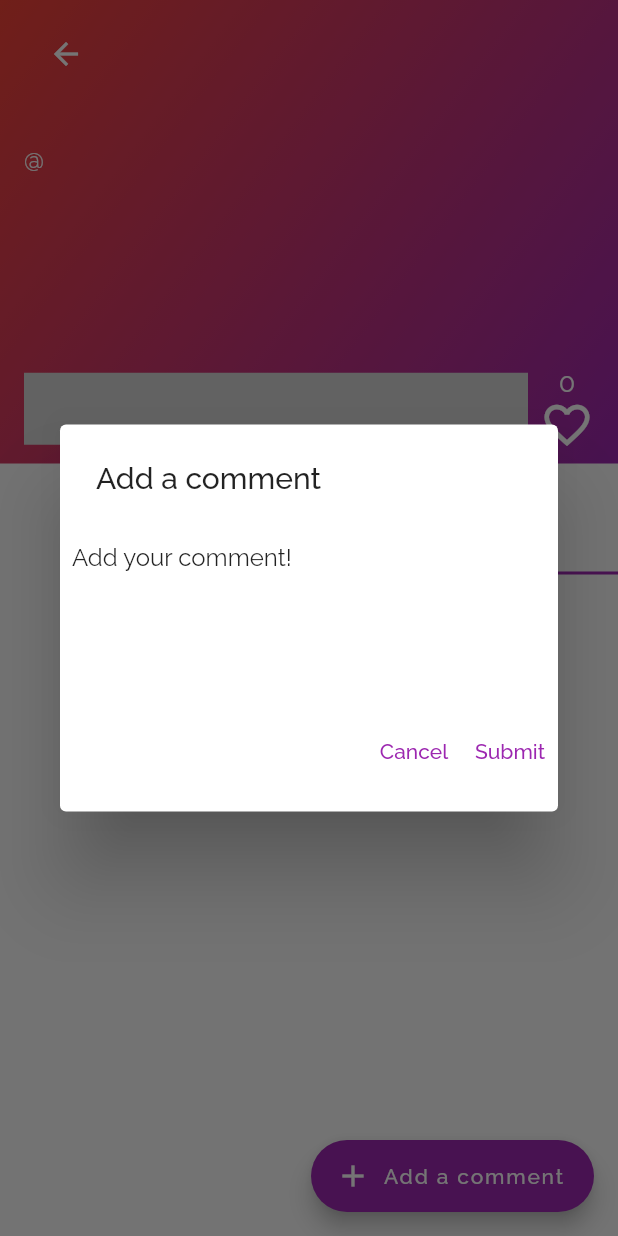
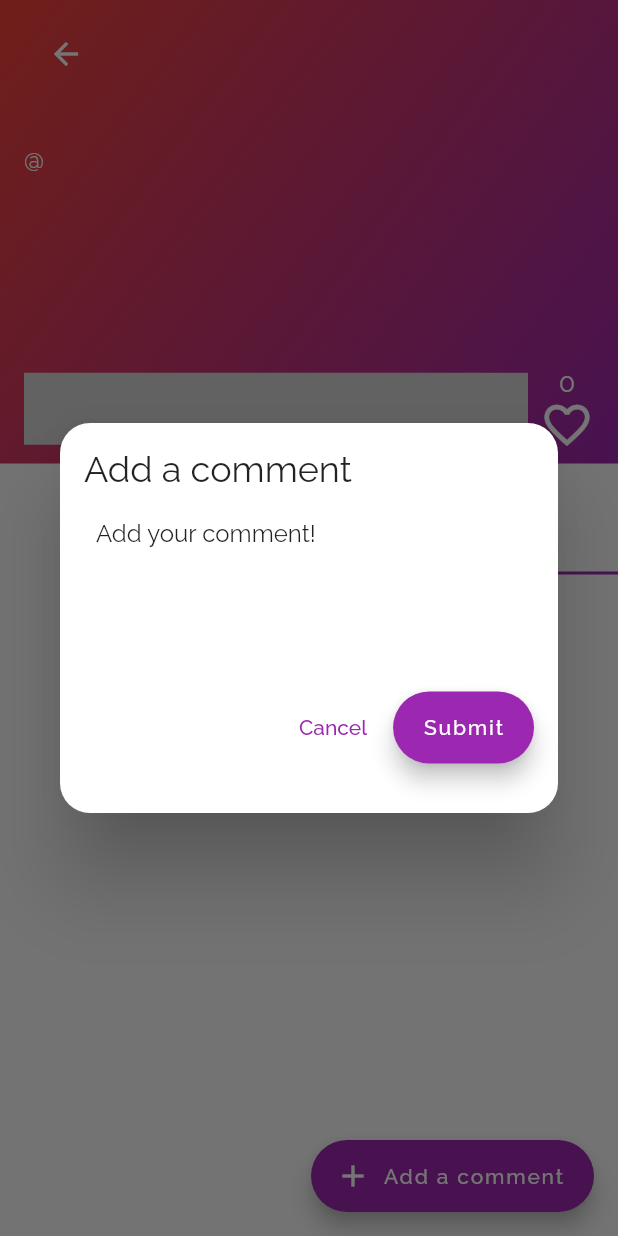
Before and after one commit to TheodoreSpeaks/rechord, a Flutter app: the SongPage screen opened directly with empty values, tab 2 chosen, after a tap on "Add a comment", on a phone screen of 412 x 824 dp. Run offline on Flutter 3.47's test engine with Material 2 defaults, Android fonts, the phone set to English and light mode, and no system bars; our stand-ins replace backdrop, dio, google_fonts, permission_handler, timeago; missing offline and left inert: sounds; network calls fail.

Commit message:
Update comment dialog design

```diff
--- a/lib/SongPage.dart
+++ b/lib/SongPage.dart
@@ -105,9 +105,18 @@ class _SongPageState extends State<SongPage> with TickerProviderStateMixin {
     await showDialog(
       context: context,
       builder: (context) {
-        return SimpleDialog(
-          title: const Text('Add a comment'),
+        return Dialog(
+            shape: RoundedRectangleBorder(
+                borderRadius: BorderRadius.all(Radius.circular(20.0))),
+            child: Container(
+              padding: const EdgeInsets.only(top: 16, left: 16, right: 16),
+              decoration:
+                  BoxDecoration(borderRadius: BorderRadius.circular(32.0)),
+              height: 260,
+              child: Column(
+                  crossAxisAlignment: CrossAxisAlignment.start,
                   children: [
+                    Text('Add a comment', style: TextStyle(fontSize: 24)),
                     Padding(
                       padding: const EdgeInsets.all(8.0),
                       child: Container(
@@ -133,16 +142,24 @@ class _SongPageState extends State<SongPage> with TickerProviderStateMixin {
                               Navigator.of(context).pop();
                             },
                             child: Text('Cancel')),
-                TextButton(
+                        SizedBox(width: 8.0),
+                        FloatingActionButton.extended(
+                            key: null,
                             onPressed: () {
                               submitComment();
                               Navigator.of(context).pop();
                             },
-                    child: Text('Submit')),
+                            label: Text('Submit'))
+                        // TextButton(
+                        //     onPressed: () {
+                        //       submitComment();
+                        //       Navigator.of(context).pop();
+                        //     },
+                        //     child: Text('Submit')),
                       ],
                     ),
-          ],
-        );
+                  ]),
+            ));
       },
     );
   }
--- a/lib/main.dart
+++ b/lib/main.dart
@@ -94,7 +94,7 @@ class _MyHomePageState extends State<MyHomePage> {
         width: double.infinity,
         decoration: BoxDecoration(
             gradient: LinearGradient(
-                colors: [Colors.purple, Colors.blue],
+                colors: [Colors.purple, Colors.deepPurple],
                 begin: Alignment.topCenter,
                 end: Alignment.bottomCenter)),
         child: Column(
@@ -183,7 +183,8 @@ class _MyHomePageState extends State<MyHomePage> {
         onPressed: () => Navigator.of(context).push(MaterialPageRoute(
           builder: (context) => RecordingPage(),
         )),
-        backgroundColor: Colors.lightGreen,
+        backgroundColor: Colors.white,
+        foregroundColor: Colors.black,
         heroTag: null,
         label: Text('Create Track'),
         icon: Icon(Icons.add),
```
Lines whose indentation alone changed are shown as unchanged.
